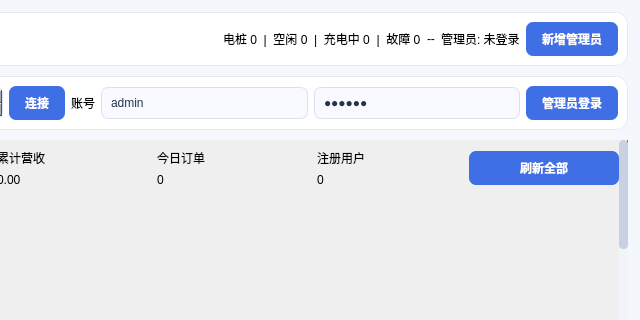
First picture: the form in admin_client/adminwindow.ui, repository enzooli26/codex.1, before the edit; both pictures show x 540 to 1180 and y 0 to 320 of the 1180 by 720 pixel window.
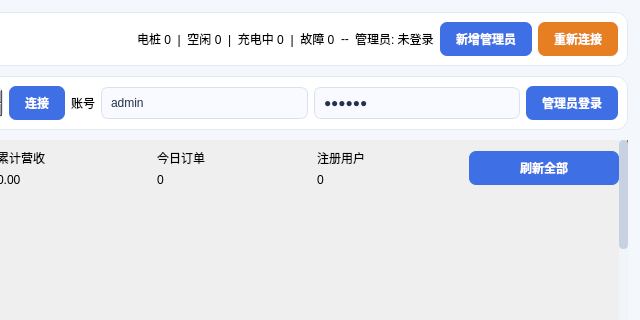
Second picture: the form after the edit.

Commit message: 给管理员端添加了重连功能，给simulator加入了多线程

Diff of the .ui file:
```diff
--- a/admin_client/adminwindow.ui
+++ b/admin_client/adminwindow.ui
@@ -13,7 +13,7 @@
      <item><spacer name="topSpacer"><property name="orientation"><enum>Qt::Horizontal</enum></property><property name="sizeHint" stdset="0"><size><width>30</width><height>20</height></size></property></spacer></item>
      <item><widget class="QLabel" name="chargerSummaryLabel"><property name="text"><string>电桩 0  |  空闲 0  |  充电中 0  |  故障 0</string></property></widget></item>
      <item><widget class="QLabel" name="timeLabel"><property name="text"><string>--</string></property></widget></item>
-     <item><widget class="QLabel" name="adminLabel"><property name="text"><string>管理员: 未登录</string></property></widget></item><item><widget class="QPushButton" name="addAdminButton"><property name="text"><string>新增管理员</string></property></widget></item>
+      <item><widget class="QLabel" name="adminLabel"><property name="text"><string>管理员: 未登录</string></property></widget></item><item><widget class="QPushButton" name="addAdminButton"><property name="text"><string>新增管理员</string></property></widget></item><item><widget class="QPushButton" name="reconnectButton"><property name="text"><string>重新连接</string></property><property name="visible"><bool>false</bool></property><property name="styleSheet"><string notr="true">background:#e67e22</string></property></widget></item>
     </layout></widget></item>
     <item><layout class="QHBoxLayout" name="bodyLayout" stretch="0,1"><property name="spacing"><number>10</number></property>
      <item><widget class="QFrame" name="sideBar"><property name="minimumSize"><size><width>185</width><height>0</height></size></property><property name="maximumSize"><size><width>185</width><height>16777215</height></size></property><layout class="QVBoxLayout" name="sideLayout">
```
The commit also changes 16 other files.
